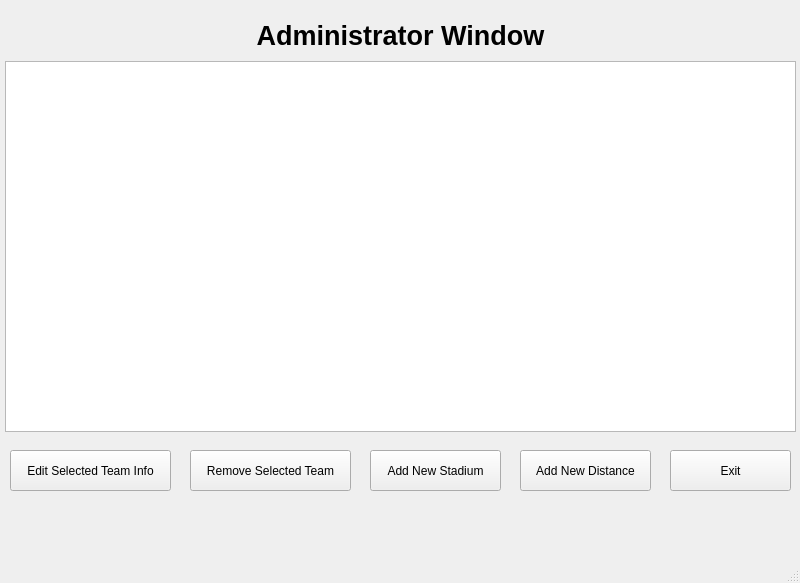
Above: StadiumTourProject/mainwindow.ui from joeyCampbelll/CS1D-Project-2 before the change. Below: the same form after it.
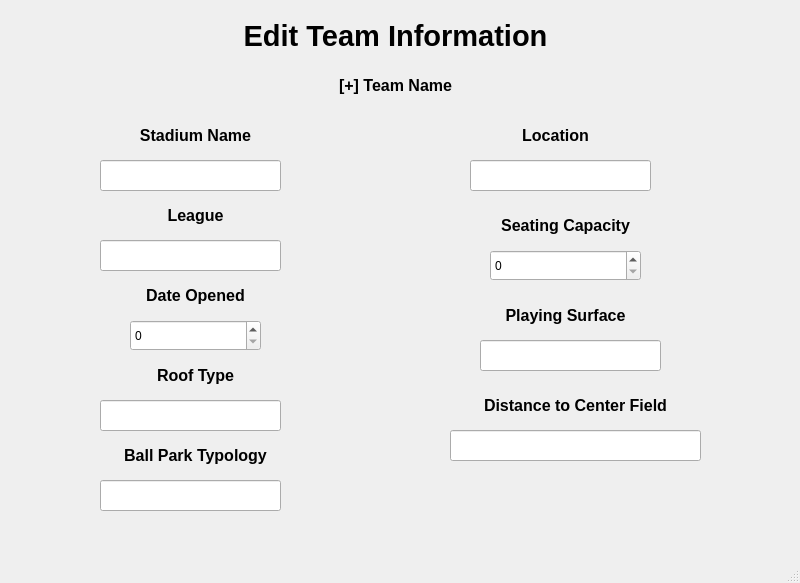
That is the form after the change.

```diff
--- a/StadiumTourProject/mainwindow.ui
+++ b/StadiumTourProject/mainwindow.ui
@@ -24,7 +24,7 @@
      </rect>
     </property>
     <property name="currentIndex">
-     <number>3</number>
+     <number>6</number>
     </property>
     <widget class="QWidget" name="mainPage">
      <widget class="QPushButton" name="adminButton">
@@ -605,6 +605,351 @@
       </property>
      </widget>
     </widget>
+    <widget class="QWidget" name="page">
+     <widget class="QLabel" name="label_7">
+      <property name="geometry">
+       <rect>
+        <x>0</x>
+        <y>10</y>
+        <width>791</width>
+        <height>51</height>
+       </rect>
+      </property>
+      <property name="font">
+       <font>
+        <pointsize>22</pointsize>
+        <weight>75</weight>
+        <bold>true</bold>
+       </font>
+      </property>
+      <property name="text">
+       <string>Edit Team Information</string>
+      </property>
+      <property name="alignment">
+       <set>Qt::AlignCenter</set>
+      </property>
+     </widget>
+     <widget class="QLabel" name="label_8">
+      <property name="geometry">
+       <rect>
+        <x>80</x>
+        <y>120</y>
+        <width>231</width>
+        <height>31</height>
+       </rect>
+      </property>
+      <property name="font">
+       <font>
+        <pointsize>12</pointsize>
+        <weight>75</weight>
+        <bold>true</bold>
+       </font>
+      </property>
+      <property name="text">
+       <string>Stadium Name</string>
+      </property>
+      <property name="alignment">
+       <set>Qt::AlignCenter</set>
+      </property>
+     </widget>
+     <widget class="QLabel" name="label_9">
+      <property name="geometry">
+       <rect>
+        <x>440</x>
+        <y>120</y>
+        <width>231</width>
+        <height>31</height>
+       </rect>
+      </property>
+      <property name="font">
+       <font>
+        <pointsize>12</pointsize>
+        <weight>75</weight>
+        <bold>true</bold>
+       </font>
+      </property>
+      <property name="text">
+       <string>Location</string>
+      </property>
+      <property name="alignment">
+       <set>Qt::AlignCenter</set>
+      </property>
+     </widget>
+     <widget class="QLabel" name="label_10">
+      <property name="geometry">
+       <rect>
+        <x>80</x>
+        <y>200</y>
+        <width>231</width>
+        <height>31</height>
+       </rect>
+      </property>
+      <property name="font">
+       <font>
+        <pointsize>12</pointsize>
+        <weight>75</weight>
+        <bold>true</bold>
+       </font>
+      </property>
+      <property name="text">
+       <string>League</string>
+      </property>
+      <property name="alignment">
+       <set>Qt::AlignCenter</set>
+      </property>
+     </widget>
+     <widget class="QLabel" name="label_11">
+      <property name="geometry">
+       <rect>
+        <x>450</x>
+        <y>210</y>
+        <width>231</width>
+        <height>31</height>
+       </rect>
+      </property>
+      <property name="font">
+       <font>
+        <pointsize>12</pointsize>
+        <weight>75</weight>
+        <bold>true</bold>
+       </font>
+      </property>
+      <property name="text">
+       <string>Seating Capacity</string>
+      </property>
+      <property name="alignment">
+       <set>Qt::AlignCenter</set>
+      </property>
+     </widget>
+     <widget class="QLabel" name="label_12">
+      <property name="geometry">
+       <rect>
+        <x>80</x>
+        <y>280</y>
+        <width>231</width>
+        <height>31</height>
+       </rect>
+      </property>
+      <property name="font">
+       <font>
+        <pointsize>12</pointsize>
+        <weight>75</weight>
+        <bold>true</bold>
+       </font>
+      </property>
+      <property name="text">
+       <string>Date Opened</string>
+      </property>
+      <property name="alignment">
+       <set>Qt::AlignCenter</set>
+      </property>
+     </widget>
+     <widget class="QLabel" name="label_13">
+      <property name="geometry">
+       <rect>
+        <x>450</x>
+        <y>300</y>
+        <width>231</width>
+        <height>31</height>
+       </rect>
+      </property>
+      <property name="font">
+       <font>
+        <pointsize>12</pointsize>
+        <weight>75</weight>
+        <bold>true</bold>
+       </font>
+      </property>
+      <property name="text">
+       <string>Playing Surface</string>
+      </property>
+      <property name="alignment">
+       <set>Qt::AlignCenter</set>
+      </property>
+     </widget>
+     <widget class="QLabel" name="label_14">
+      <property name="geometry">
+       <rect>
+        <x>80</x>
+        <y>360</y>
+        <width>231</width>
+        <height>31</height>
+       </rect>
+      </property>
+      <property name="font">
+       <font>
+        <pointsize>12</pointsize>
+        <weight>75</weight>
+        <bold>true</bold>
+       </font>
+      </property>
+      <property name="text">
+       <string>Roof Type</string>
+      </property>
+      <property name="alignment">
+       <set>Qt::AlignCenter</set>
+      </property>
+     </widget>
+     <widget class="QLabel" name="label_15">
+      <property name="geometry">
+       <rect>
+        <x>440</x>
+        <y>390</y>
+        <width>271</width>
+        <height>31</height>
+       </rect>
+      </property>
+      <property name="font">
+       <font>
+        <pointsize>12</pointsize>
+        <weight>75</weight>
+        <bold>true</bold>
+       </font>
+      </property>
+      <property name="text">
+       <string>Distance to Center Field</string>
+      </property>
+      <property name="alignment">
+       <set>Qt::AlignCenter</set>
+      </property>
+     </widget>
+     <widget class="QLabel" name="label_16">
+      <property name="geometry">
+       <rect>
+        <x>80</x>
+        <y>440</y>
+        <width>231</width>
+        <height>31</height>
+       </rect>
+      </property>
+      <property name="font">
+       <font>
+        <pointsize>12</pointsize>
+        <weight>75</weight>
+        <bold>true</bold>
+       </font>
+      </property>
+      <property name="text">
+       <string>Ball Park Typology</string>
+      </property>
+      <property name="alignment">
+       <set>Qt::AlignCenter</set>
+      </property>
+     </widget>
+     <widget class="QLabel" name="label_17">
+      <property name="geometry">
+       <rect>
+        <x>10</x>
+        <y>70</y>
+        <width>771</width>
+        <height>31</height>
+       </rect>
+      </property>
+      <property name="font">
+       <font>
+        <pointsize>12</pointsize>
+        <weight>75</weight>
+        <bold>true</bold>
+       </font>
+      </property>
+      <property name="text">
+       <string>[+] Team Name</string>
+      </property>
+      <property name="alignment">
+       <set>Qt::AlignCenter</set>
+      </property>
+     </widget>
+     <widget class="QLineEdit" name="lineEdit_stadiumName">
+      <property name="geometry">
+       <rect>
+        <x>100</x>
+        <y>160</y>
+        <width>181</width>
+        <height>31</height>
+       </rect>
+      </property>
+     </widget>
+     <widget class="QLineEdit" name="lineEdit_league">
+      <property name="geometry">
+       <rect>
+        <x>100</x>
+        <y>240</y>
+        <width>181</width>
+        <height>31</height>
+       </rect>
+      </property>
+     </widget>
+     <widget class="QLineEdit" name="lineEdit_roofType">
+      <property name="geometry">
+       <rect>
+        <x>100</x>
+        <y>400</y>
+        <width>181</width>
+        <height>31</height>
+       </rect>
+      </property>
+     </widget>
+     <widget class="QLineEdit" name="lineEdit_typology">
+      <property name="geometry">
+       <rect>
+        <x>100</x>
+        <y>480</y>
+        <width>181</width>
+        <height>31</height>
+       </rect>
+      </property>
+     </widget>
+     <widget class="QLineEdit" name="lineEdit_distanceToCenterField">
+      <property name="geometry">
+       <rect>
+        <x>450</x>
+        <y>430</y>
+        <width>251</width>
+        <height>31</height>
+       </rect>
+      </property>
+     </widget>
+     <widget class="QLineEdit" name="lineEdit_playingSurface">
+      <property name="geometry">
+       <rect>
+        <x>480</x>
+        <y>340</y>
+        <width>181</width>
+        <height>31</height>
+       </rect>
+      </property>
+     </widget>
+     <widget class="QLineEdit" name="lineEdit_location">
+      <property name="geometry">
+       <rect>
+        <x>470</x>
+        <y>160</y>
+        <width>181</width>
+        <height>31</height>
+       </rect>
+      </property>
+     </widget>
+     <widget class="QSpinBox" name="spinBox_dateOpened">
+      <property name="geometry">
+       <rect>
+        <x>130</x>
+        <y>320</y>
+        <width>131</width>
+        <height>31</height>
+       </rect>
+      </property>
+     </widget>
+     <widget class="QSpinBox" name="spinBox_seatingCapacity">
+      <property name="geometry">
+       <rect>
+        <x>490</x>
+        <y>250</y>
+        <width>151</width>
+        <height>31</height>
+       </rect>
+      </property>
+     </widget>
+    </widget>
    </widget>
   </widget>
   <widget class="QStatusBar" name="statusbar"/>
```
